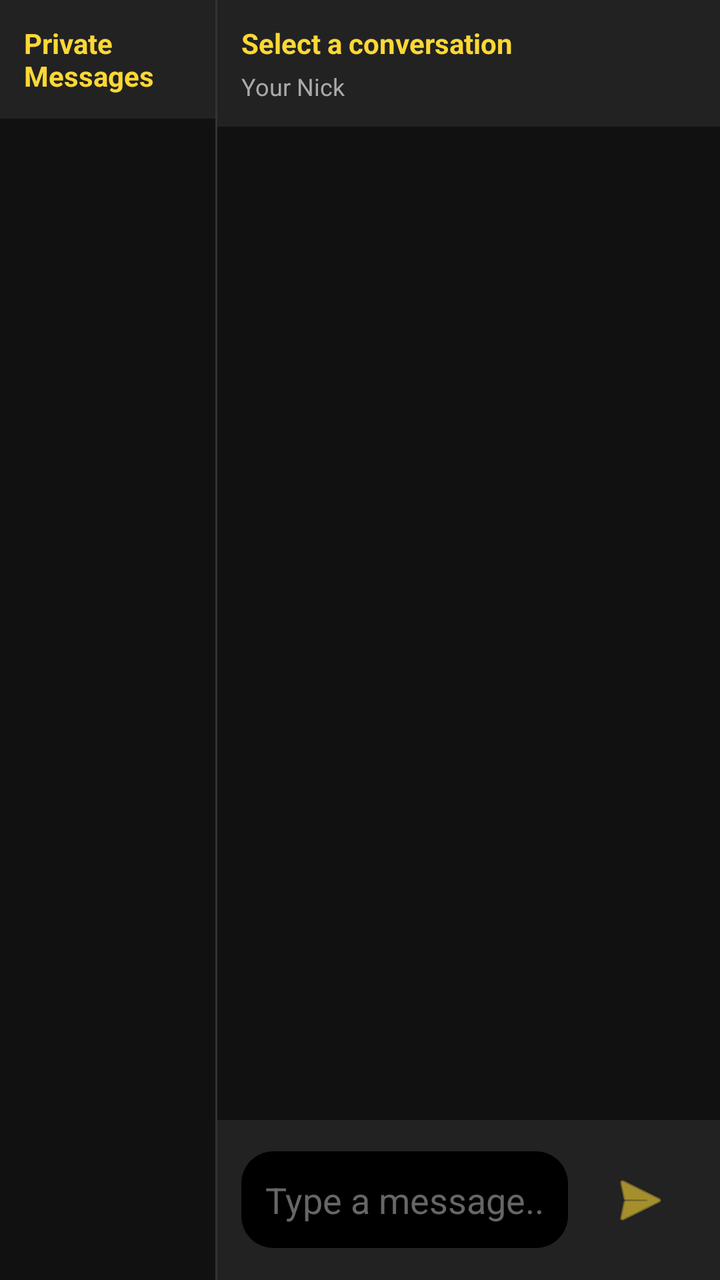
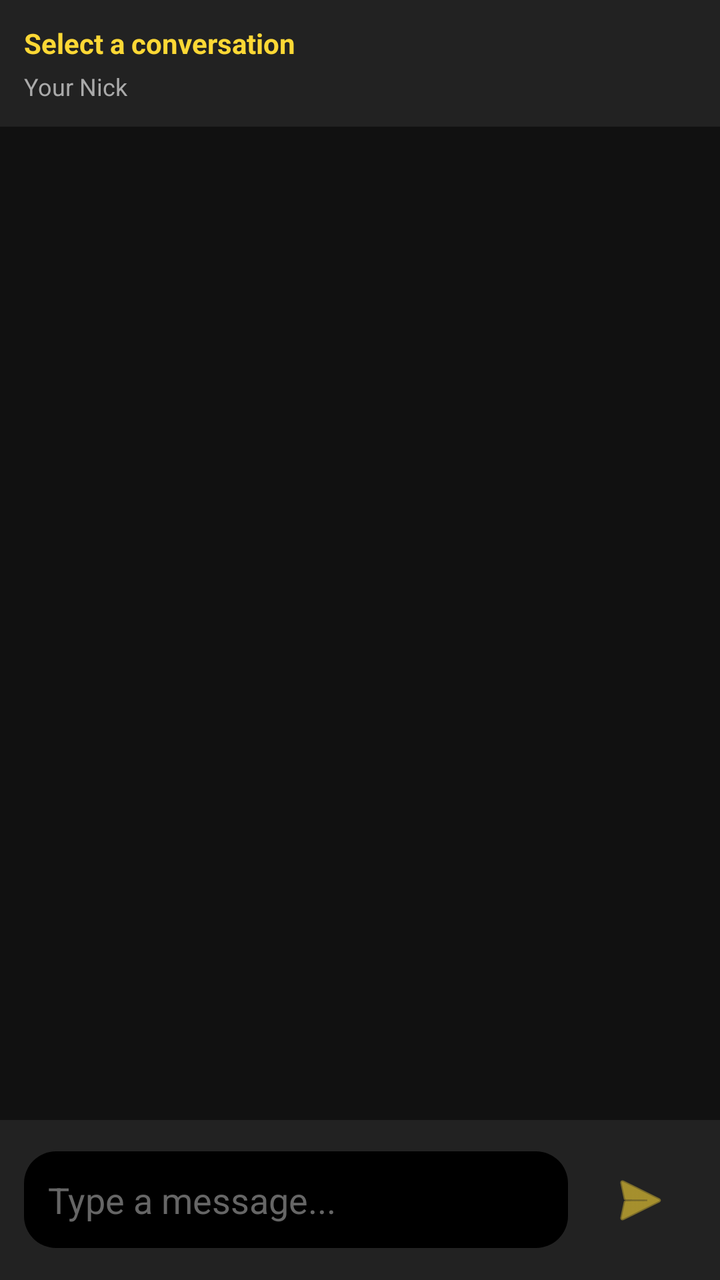

Before-and-after screenshots of an Android layout around one commit, followed by the original layout XML and the change that was made.
<!-- AndroidManifest.xml: activity theme Theme.KonnectChatIRC.NoActionBar -->
<!-- res/layout/activity_private_chat.xml -->
<?xml version="1.0" encoding="utf-8"?>
<LinearLayout xmlns:android="http://schemas.android.com/apk/res/android"
    xmlns:app="http://schemas.android.com/apk/res-auto"
    android:id="@+id/rootLayout"
    android:layout_width="match_parent"
    android:layout_height="match_parent"
    android:background="#000000"
    android:orientation="horizontal"
    android:baselineAligned="false">

    
    <LinearLayout
        android:layout_width="0dp"
        android:layout_height="match_parent"
        android:layout_weight="1.2"
        android:orientation="vertical"
        android:background="#111111">

        <TextView
            android:layout_width="match_parent"
            android:layout_height="wrap_content"
            android:text="Private Messages"
            android:textColor="#FDD835"
            android:textStyle="bold"
            android:textSize="14sp"
            android:padding="12dp"
            android:background="#222222" />

        <ListView
            android:id="@+id/conversationListView"
            android:layout_width="match_parent"
            android:layout_height="match_parent"
            android:background="#111111"
            android:divider="#333333"
            android:dividerHeight="1dp" />
    </LinearLayout>

    
    <View
        android:layout_width="1dp"
        android:layout_height="match_parent"
        android:background="#333333" />

    
    <LinearLayout
        android:layout_width="0dp"
        android:layout_height="match_parent"
        android:layout_weight="2.8"
        android:orientation="vertical"
        android:background="#111111">

        
        <RelativeLayout
            android:layout_width="match_parent"
            android:layout_height="wrap_content"
            android:background="#222222"
            android:padding="12dp">

            <TextView
                android:id="@+id/RecipientName"
                android:layout_width="wrap_content"
                android:layout_height="wrap_content"
                android:text="Select a conversation"
                android:textColor="#FDD835"
                android:textSize="14sp"
                android:textStyle="bold" />

            <TextView
                android:id="@+id/CurrentNick"
                android:layout_width="wrap_content"
                android:layout_height="wrap_content"
                android:layout_below="@id/RecipientName"
                android:text="Your Nick"
                android:textColor="#AAAAAA"
                android:textSize="12sp"
                android:layout_marginTop="4dp" />
        </RelativeLayout>

        
        <androidx.recyclerview.widget.RecyclerView
            android:id="@+id/chatRecyclerView"
            android:layout_width="match_parent"
            android:layout_height="0dp"
            android:layout_weight="1"
            android:background="#111111"
            android:padding="8dp" />

        
        <RelativeLayout
            android:id="@+id/chatInputLayout"
            android:layout_width="match_parent"
            android:layout_height="wrap_content"
            android:padding="12dp"
            android:background="#222222">

            <EditText
                android:id="@+id/chatEditText"
                android:layout_width="match_parent"
                android:layout_height="wrap_content"
                android:layout_toStartOf="@id/sendButton"
                android:layout_alignParentStart="true"
                android:layout_centerVertical="true"
                android:layout_marginEnd="8dp"
                android:background="@drawable/rounded_background"
                android:hint="Type a message..."
                android:textColor="#FFFFFF"
                android:textColorHint="#666666"
                android:padding="12dp"
                android:minHeight="48dp"
                android:inputType="text" />

            <ImageButton
                android:id="@+id/sendButton"
                android:layout_width="wrap_content"
                android:layout_height="wrap_content"
                android:layout_alignParentEnd="true"
                android:layout_centerVertical="true"
                android:background="?attr/selectableItemBackgroundBorderless"
                android:src="@android:drawable/ic_menu_send"
                android:contentDescription="Send Message"
                android:padding="12dp"
                app:tint="#FDD835" />
        </RelativeLayout>
    </LinearLayout>

</LinearLayout>
<!-- resources referenced by this layout -->
<resources>
  <!-- drawable rounded_background (drawable) -->
  <?xml version="1.0" encoding="utf-8"?>
  <shape xmlns:android="http://schemas.android.com/apk/res/android">
      <solid android:color="@color/black" /> 
      <corners android:radius="16dp" /> 
  </shape>
  <style name="Theme.KonnectChatIRC.NoActionBar">
          <item name="windowActionBar">false</item>
          <item name="windowNoTitle">true</item>
      </style>
  <color name="black">#FF000000</color>
</resources>

<!-- the commit's change to res/layout/activity_private_chat.xml (unified diff, before → after) -->
@@ -5,122 +5,79 @@
     android:layout_width="match_parent"
     android:layout_height="match_parent"
     android:background="#000000"
-    android:orientation="horizontal"
-    android:baselineAligned="false">
+    android:orientation="vertical">
 
     
-    <LinearLayout
-        android:layout_width="0dp"
-        android:layout_height="match_parent"
-        android:layout_weight="1.2"
-        android:orientation="vertical"
-        android:background="#111111">
+    <RelativeLayout
+        android:layout_width="match_parent"
+        android:layout_height="wrap_content"
+        android:background="#222222"
+        android:padding="12dp">
 
         <TextView
+            android:id="@+id/RecipientName"
+            android:layout_width="wrap_content"
+            android:layout_height="wrap_content"
+            android:text="Select a conversation"
+            android:textColor="#FDD835"
+            android:textSize="14sp"
+            android:textStyle="bold" />
+
+        <TextView
+            android:id="@+id/CurrentNick"
+            android:layout_width="wrap_content"
+            android:layout_height="wrap_content"
+            android:layout_below="@id/RecipientName"
+            android:text="Your Nick"
+            android:textColor="#AAAAAA"
+            android:textSize="12sp"
+            android:layout_marginTop="4dp" />
+    </RelativeLayout>
+
+    
+    <androidx.recyclerview.widget.RecyclerView
+        android:id="@+id/chatRecyclerView"
+        android:layout_width="match_parent"
+        android:layout_height="0dp"
+        android:layout_weight="1"
+        android:background="#111111"
+        android:padding="8dp" />
+
+    
+    <RelativeLayout
+        android:id="@+id/chatInputLayout"
+        android:layout_width="match_parent"
+        android:layout_height="wrap_content"
+        android:padding="12dp"
+        android:background="#222222">
+
+        <EditText
+            android:id="@+id/chatEditText"
             android:layout_width="match_parent"
             android:layout_height="wrap_content"
-            android:text="Private Messages"
-            android:textColor="#FDD835"
-            android:textStyle="bold"
-            android:textSize="14sp"
+            android:layout_toStartOf="@id/sendButton"
+            android:layout_alignParentStart="true"
+            android:layout_centerVertical="true"
+            android:layout_marginEnd="8dp"
+            android:background="@drawable/rounded_background"
+            android:hint="Type a message..."
+            android:textColor="#FFFFFF"
+            android:textColorHint="#666666"
             android:padding="12dp"
-            android:background="#222222" />
+            android:minHeight="48dp"
+            android:inputType="text" />
 
-        <ListView
-            android:id="@+id/conversationListView"
-            android:layout_width="match_parent"
-            android:layout_height="match_parent"
-            android:background="#111111"
-            android:divider="#333333"
-            android:dividerHeight="1dp" />
-    </LinearLayout>
-
-    
-    <View
-        android:layout_width="1dp"
-        android:layout_height="match_parent"
-        android:background="#333333" />
-
-    
-    <LinearLayout
-        android:layout_width="0dp"
-        android:layout_height="match_parent"
-        android:layout_weight="2.8"
-        android:orientation="vertical"
-        android:background="#111111">
-
-        
-        <RelativeLayout
-            android:layout_width="match_parent"
+        <ImageButton
+            android:id="@+id/sendButton"
+            android:layout_width="wrap_content"
             android:layout_height="wrap_content"
-            android:background="#222222"
-            android:padding="12dp">
-
-            <TextView
-                android:id="@+id/RecipientName"
-                android:layout_width="wrap_content"
-                android:layout_height="wrap_content"
-                android:text="Select a conversation"
-                android:textColor="#FDD835"
-                android:textSize="14sp"
-                android:textStyle="bold" />
-
-            <TextView
-                android:id="@+id/CurrentNick"
-                android:layout_width="wrap_content"
-                android:layout_height="wrap_content"
-                android:layout_below="@id/RecipientName"
-                android:text="Your Nick"
-                android:textColor="#AAAAAA"
-                android:textSize="12sp"
-                android:layout_marginTop="4dp" />
-        </RelativeLayout>
-
-        
-        <androidx.recyclerview.widget.RecyclerView
-            android:id="@+id/chatRecyclerView"
-            android:layout_width="match_parent"
-            android:layout_height="0dp"
-            android:layout_weight="1"
-            android:background="#111111"
-            android:padding="8dp" />
-
-        
-        <RelativeLayout
-            android:id="@+id/chatInputLayout"
-            android:layout_width="match_parent"
-            android:layout_height="wrap_content"
+            android:layout_alignParentEnd="true"
+            android:layout_centerVertical="true"
+            android:background="?attr/selectableItemBackgroundBorderless"
+            android:src="@android:drawable/ic_menu_send"
+            android:contentDescription="Send Message"
             android:padding="12dp"
-            android:background="#222222">
-
-            <EditText
-                android:id="@+id/chatEditText"
-                android:layout_width="match_parent"
-                android:layout_height="wrap_content"
-                android:layout_toStartOf="@id/sendButton"
-                android:layout_alignParentStart="true"
-                android:layout_centerVertical="true"
-                android:layout_marginEnd="8dp"
-                android:background="@drawable/rounded_background"
-                android:hint="Type a message..."
-                android:textColor="#FFFFFF"
-                android:textColorHint="#666666"
-                android:padding="12dp"
-                android:minHeight="48dp"
-                android:inputType="text" />
-
-            <ImageButton
-                android:id="@+id/sendButton"
-                android:layout_width="wrap_content"
-                android:layout_height="wrap_content"
-                android:layout_alignParentEnd="true"
-                android:layout_centerVertical="true"
-                android:background="?attr/selectableItemBackgroundBorderless"
-                android:src="@android:drawable/ic_menu_send"
-                android:contentDescription="Send Message"
-                android:padding="12dp"
-                app:tint="#FDD835" />
-        </RelativeLayout>
-    </LinearLayout>
+            app:tint="#FDD835" />
+    </RelativeLayout>
 
 </LinearLayout>
